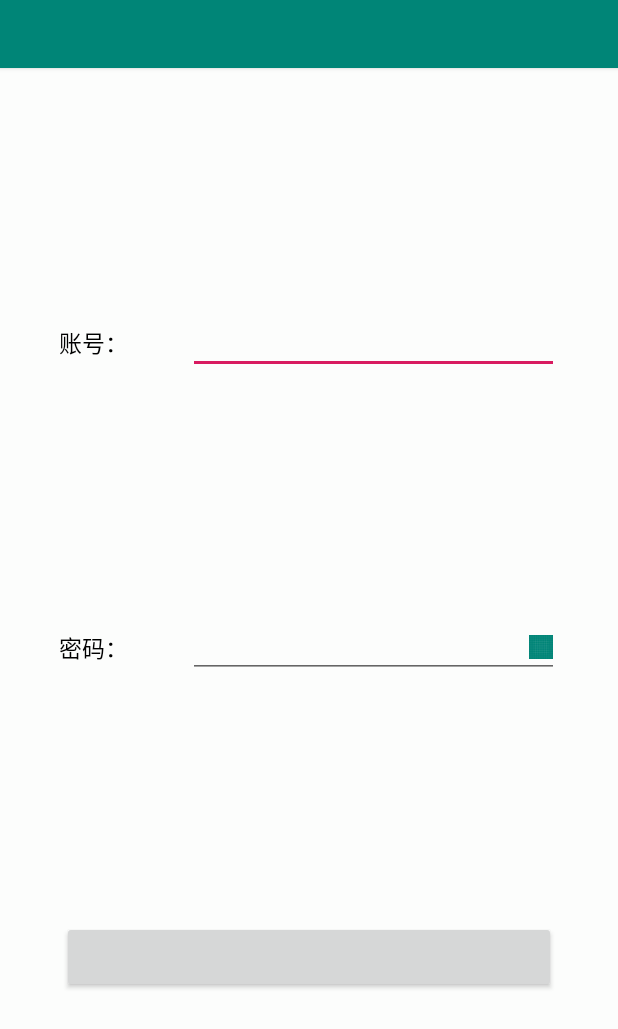
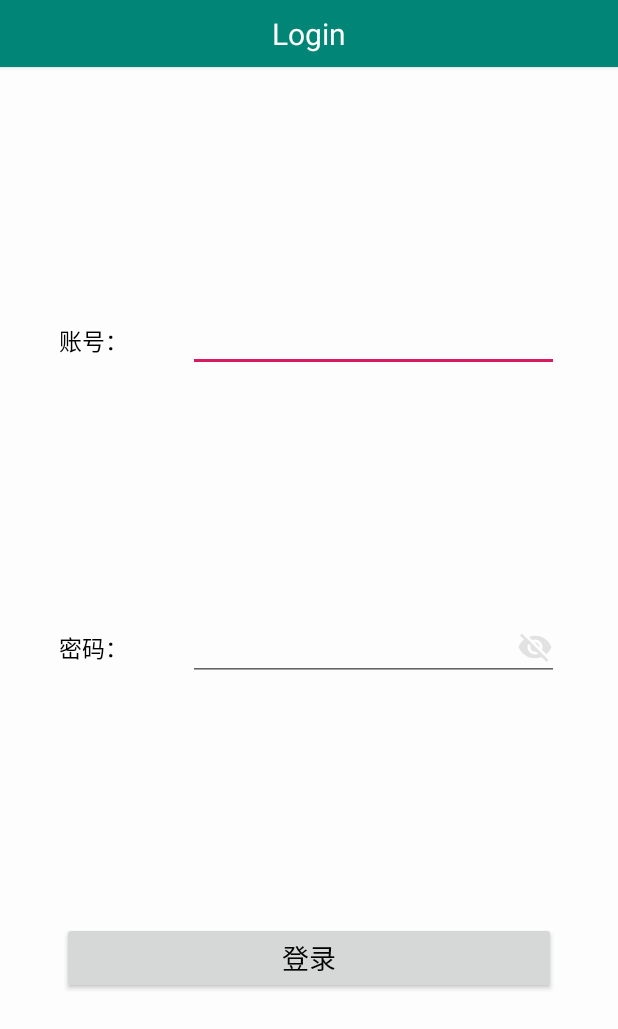
Before and after one commit to DongFangWei/ZwLibs, an Android app: the screen it shows after launch (LoginActivity), on a phone screen of 412 x 824 dp. Shown: the top 1029 px of the screen. Run offline under Robolectric (Android 15) with nearby library versions, the phone set to English and light mode, and no system bars.

Commit message:
优化HeaderView

```diff
--- a/app/src/main/AndroidManifest.xml
+++ b/app/src/main/AndroidManifest.xml
@@ -16,6 +16,7 @@
                 <category android:name="android.intent.category.LAUNCHER" />
             </intent-filter>
         </activity>
+        <activity android:name=".view.MainActivity" />
     </application>
 
 </manifest>
--- a/app/src/main/java/com/zhangwei/zwlibs/demo/view/LoginActivity.java
+++ b/app/src/main/java/com/zhangwei/zwlibs/demo/view/LoginActivity.java
@@ -12,5 +12,6 @@ public class LoginActivity extends AppCompatActivity {
     protected void onCreate(@Nullable Bundle savedInstanceState) {
         super.onCreate(savedInstanceState);
         setContentView(R.layout.activity_login);
+        findViewById(R.id.login_btn).setOnClickListener(v -> MainActivity.start(LoginActivity.this));
     }
 }
--- a/app/src/main/res/layout/activity_login.xml
+++ b/app/src/main/res/layout/activity_login.xml
@@ -4,13 +4,14 @@
     android:layout_width="match_parent"
     android:layout_height="match_parent">
 
-    <androidx.appcompat.widget.Toolbar
+    <com.zhangwei.zwlibs.baselib.navigation.HeaderView
         android:id="@+id/login_header_tb"
         style="@style/ViewStyle.Shadow.Toolbar"
         android:layout_width="match_parent"
-        android:layout_height="?attr/actionBarSize"
-        android:theme="@style/AppTheme.AppBarOverlay"
-        app:layout_constraintTop_toTopOf="parent" />
+        android:layout_height="wrap_content"
+        app:layout_constraintStart_toStartOf="parent"
+        app:layout_constraintTop_toTopOf="parent"
+        app:title="Login" />
 
     <TextView
         android:id="@+id/login_username_tv"
@@ -50,18 +51,18 @@
         android:layout_width="0dp"
         android:layout_height="wrap_content"
         android:textAppearance="@style/TextAppearance.Normal.Black"
-        app:hideDrawable="@drawable/ic_launcher_background"
         app:layout_constraintBottom_toTopOf="@+id/login_btn"
         app:layout_constraintEnd_toEndOf="parent"
         app:layout_constraintStart_toEndOf="@+id/login_password_tv"
         app:layout_constraintTop_toBottomOf="@+id/login_username_et"
-        app:layout_constraintWidth_percent="0.6"
-        app:drawableSize="16dp"/>
+        app:layout_constraintWidth_percent="0.6" />
 
     <Button
         android:id="@+id/login_btn"
         android:layout_width="0dp"
         android:layout_height="wrap_content"
+        android:text="登录"
+        android:textAppearance="@style/TextAppearance.Larger.Black"
         app:layout_constraintBottom_toBottomOf="parent"
         app:layout_constraintEnd_toEndOf="parent"
         app:layout_constraintStart_toStartOf="parent"
--- a/app/src/main/res/layout/activity_main.xml
+++ b/app/src/main/res/layout/activity_main.xml
@@ -11,7 +11,8 @@
         style="@style/ViewStyle.Shadow.Toolbar"
         android:layout_width="match_parent"
         android:layout_height="?attr/actionBarSize"
-        android:theme="@style/AppTheme.AppBarOverlay" />
+        android:theme="@style/AppTheme.AppBarOverlay"
+        app:title="@string/app_name" />
 
     <com.zhangwei.zwlibs.baselib.recycler.AutoRecyclerView
         android:id="@+id/main_list_arv"
--- a/baselib/src/main/java/com/zhangwei/zwlibs/baselib/navigation/HeaderView.java
+++ b/baselib/src/main/java/com/zhangwei/zwlibs/baselib/navigation/HeaderView.java
@@ -3,14 +3,18 @@ package com.zhangwei.zwlibs.baselib.navigation;
 import android.content.Context;
 import android.content.res.ColorStateList;
 import android.content.res.TypedArray;
+import android.graphics.Color;
 import android.graphics.drawable.Drawable;
 import android.os.Build;
 import android.util.AttributeSet;
+import android.view.Gravity;
+import android.view.View;
 import android.view.ViewGroup;
 import android.widget.ImageView;
 import android.widget.TextView;
 
 import androidx.annotation.DrawableRes;
+import androidx.core.content.ContextCompat;
 
 import com.zhangwei.zwlibs.baselib.R;
 
@@ -22,7 +26,7 @@ public class HeaderView extends ViewGroup {
     private ImageView mBackView;
     private TextView mTitleView;
     private ImageView mMenuView;
-    private float mDefaultSize;
+    private int mDefaultSize;
 
     public HeaderView(Context context) {
         this(context, null);
@@ -34,14 +38,14 @@ public class HeaderView extends ViewGroup {
 
     public HeaderView(Context context, AttributeSet attrs, int defStyleAttr) {
         super(context, attrs, defStyleAttr);
-        mDefaultSize = context.getResources().getDimension(R.dimen.actionBarSize);
+        mDefaultSize = context.getResources().getDimensionPixelOffset(R.dimen.actionBarSize);
         TypedArray a = context.obtainStyledAttributes(attrs, R.styleable.HeaderView, defStyleAttr, 0);
         boolean backShow = a.getBoolean(R.styleable.HeaderView_backShow, false);
-        int backPadding = a.getDimensionPixelOffset(R.styleable.HeaderView_backPadding, 0);
+        int backPadding = a.getDimensionPixelOffset(R.styleable.HeaderView_backPadding, -1);
         Drawable backIcon = a.getDrawable(R.styleable.HeaderView_backIcon);
 
         boolean menuShow = a.getBoolean(R.styleable.HeaderView_menuShow, false);
-        int menuPadding = a.getDimensionPixelOffset(R.styleable.HeaderView_menuPadding, 0);
+        int menuPadding = a.getDimensionPixelOffset(R.styleable.HeaderView_menuPadding, -1);
         Drawable menuIcon = a.getDrawable(R.styleable.HeaderView_menuIcon);
 
         CharSequence title = a.getText(R.styleable.HeaderView_title);
@@ -51,21 +55,34 @@ public class HeaderView extends ViewGroup {
         initTitle(context, title, textColor, textAppearanceRes);
 
         if (backShow) {
+            if (backIcon == null) {
+                backIcon = ContextCompat.getDrawable(context, R.drawable.selector_btn_back);
+            }
             initBackView();
             setBackIcon(backIcon);
-            setBackPadding(backPadding);
+            if (backPadding != -1) {
+                setBackPadding(backPadding);
+            }
         }
 
         if (menuShow) {
+            if (menuIcon == null) {
+                menuIcon = ContextCompat.getDrawable(context, R.drawable.selector_btn_more_vert);
+                if (menuPadding == -1)
+                    menuPadding = context.getResources().getDimensionPixelOffset(R.dimen.spacing_least);
+            }
             initMenuView();
             setMenuIcon(menuIcon);
-            setMenuPadding(menuPadding);
+            if (menuPadding != -1) {
+                setMenuPadding(menuPadding);
+            }
         }
     }
 
     private void initTitle(Context context, CharSequence text, ColorStateList textColor, int textAppearanceRes) {
         mTitleView = new TextView(context);
         mTitleView.setId(R.id.headerTitle);
+        mTitleView.setGravity(Gravity.CENTER);
         if (textAppearanceRes != -1) {
             if (Build.VERSION.SDK_INT > Build.VERSION_CODES.M) {
                 mTitleView.setTextAppearance(textAppearanceRes);
@@ -76,11 +93,15 @@ public class HeaderView extends ViewGroup {
 
         if (textColor != null) {
             mTitleView.setTextColor(textColor);
+        } else {
+            mTitleView.setTextColor(Color.WHITE);
         }
+        mTitleView.setTextSize(20);
 
         if (text != null) {
             mTitleView.setText(text);
         }
+        addView(mTitleView);
     }
 
 
@@ -88,6 +109,7 @@ public class HeaderView extends ViewGroup {
         if (mBackView == null) {
             mBackView = new ImageView(getContext());
             mBackView.setId(R.id.headerBack);
+            addView(mBackView);
         }
     }
 
@@ -124,6 +146,7 @@ public class HeaderView extends ViewGroup {
         if (mMenuView == null) {
             mMenuView = new ImageView(getContext());
             mMenuView.setId(R.id.headerMenu);
+            addView(mMenuView);
         }
     }
 
@@ -163,25 +186,34 @@ public class HeaderView extends ViewGroup {
         final int widthSize = MeasureSpec.getSize(widthMeasureSpec);
         final int heightSize = MeasureSpec.getSize(heightMeasureSpec);
 
-        int sizeMeasureSpec;
-        int size;
-        int titleWidthMeasureSpec;
-        int width;
-        int height;
+        int size, titleWidth;
+
         if (heightMode == MeasureSpec.EXACTLY) {
-            height = heightSize;
-            size = height - getPaddingTop() - getPaddingBottom();
-            sizeMeasureSpec = MeasureSpec.makeMeasureSpec(size, MeasureSpec.EXACTLY);
+            size = Math.min(heightSize - getPaddingTop() - getPaddingBottom(), mDefaultSize);
         } else {
-            size = (int) mDefaultSize;
-            height = size + getPaddingTop() + getPaddingBottom();
-            sizeMeasureSpec = MeasureSpec.makeMeasureSpec(size, MeasureSpec.EXACTLY);
+            size = mDefaultSize;
+            heightMeasureSpec = MeasureSpec.makeMeasureSpec(size + getPaddingTop() + getPaddingBottom(), MeasureSpec.EXACTLY);
         }
-        if (widthMode == MeasureSpec.EXACTLY || widthMode == MeasureSpec.AT_MOST) {
-            width = widthSize;
-            titleWidthMeasureSpec = MeasureSpec.makeMeasureSpec(width - getPaddingLeft() - getPaddingRight() - size - size, MeasureSpec.AT_MOST);
+
+        int sizeMeasureSpec = MeasureSpec.makeMeasureSpec(size, MeasureSpec.EXACTLY);
+        if (widthMode == MeasureSpec.EXACTLY) {
+            titleWidth = widthSize - getPaddingLeft() - getPaddingRight();
+            if (mBackView != null || mMenuView != null) {
+                titleWidth -= size << 1;
+            }
+            int titleWidthMeasureSpec = MeasureSpec.makeMeasureSpec(titleWidth, MeasureSpec.EXACTLY);
+            mTitleView.measure(titleWidthMeasureSpec, sizeMeasureSpec);
         } else {
-
+            measureChild(mTitleView, widthMeasureSpec, heightMeasureSpec);
+            titleWidth = mTitleView.getMeasuredWidth();
+            int width = titleWidth + getPaddingLeft() + getPaddingRight();
+            if (mBackView != null) {
+                width += size;
+            }
+            if (mMenuView != null) {
+                width += size;
+            }
+            widthMeasureSpec = MeasureSpec.makeMeasureSpec(width, MeasureSpec.EXACTLY);
         }
 
         if (mBackView != null) {
@@ -190,10 +222,29 @@ public class HeaderView extends ViewGroup {
         if (mMenuView != null) {
             mMenuView.measure(sizeMeasureSpec, sizeMeasureSpec);
         }
+        super.onMeasure(widthMeasureSpec, heightMeasureSpec);
     }
 
     @Override
     protected void onLayout(boolean changed, int l, int t, int r, int b) {
-
+        int height = b - t - getPaddingTop() - getPaddingBottom();
+        int left = getPaddingLeft();
+        int top;
+        int padding = getPaddingTop();
+        if (mBackView != null) {
+            top = ((height - mBackView.getMeasuredHeight()) >> 1) + padding;
+            mBackView.layout(left, top, left = left + mBackView.getMeasuredWidth(),
+                    top + mBackView.getMeasuredHeight());
+        } else if (mMenuView != null) {
+            left = left + mTitleView.getMeasuredHeight();
+        }
+        top = ((height - mTitleView.getMeasuredHeight()) >> 1) + padding;
+        mTitleView.layout(left, top, left = left + mTitleView.getMeasuredWidth(),
+                top + mTitleView.getMeasuredHeight());
+        if (mMenuView != null) {
+            top = ((height - mMenuView.getMeasuredHeight()) >> 1) + padding;
+            mMenuView.layout(left, top, left + mMenuView.getMeasuredWidth(),
+                    top + mMenuView.getMeasuredHeight());
+        }
     }
 }
--- /dev/null
+++ b/baselib/src/main/res/drawable/ic_back.xml
@@ -0,0 +1,9 @@
+<vector xmlns:android="http://schemas.android.com/apk/res/android"
+        android:width="24dp"
+        android:height="24dp"
+        android:viewportWidth="24.0"
+        android:viewportHeight="24.0">
+    <path
+        android:fillColor="#FFFFFFFF"
+        android:pathData="M15.41,7.41L14,6l-6,6 6,6 1.41,-1.41L10.83,12z"/>
+</vector>
--- /dev/null
+++ b/baselib/src/main/res/drawable/ic_back_p.xml
@@ -0,0 +1,9 @@
+<vector xmlns:android="http://schemas.android.com/apk/res/android"
+        android:width="24dp"
+        android:height="24dp"
+        android:viewportWidth="24.0"
+        android:viewportHeight="24.0">
+    <path
+        android:fillColor="#FFF1F1F1"
+        android:pathData="M15.41,7.41L14,6l-6,6 6,6 1.41,-1.41L10.83,12z"/>
+</vector>
--- /dev/null
+++ b/baselib/src/main/res/drawable/ic_more_vert.xml
@@ -0,0 +1,9 @@
+<vector xmlns:android="http://schemas.android.com/apk/res/android"
+        android:width="24dp"
+        android:height="24dp"
+        android:viewportWidth="24.0"
+        android:viewportHeight="24.0">
+    <path
+        android:fillColor="#FFFFFFFF"
+        android:pathData="M12,8c1.1,0 2,-0.9 2,-2s-0.9,-2 -2,-2 -2,0.9 -2,2 0.9,2 2,2zM12,10c-1.1,0 -2,0.9 -2,2s0.9,2 2,2 2,-0.9 2,-2 -0.9,-2 -2,-2zM12,16c-1.1,0 -2,0.9 -2,2s0.9,2 2,2 2,-0.9 2,-2 -0.9,-2 -2,-2z"/>
+</vector>
--- /dev/null
+++ b/baselib/src/main/res/drawable/ic_more_vert_p.xml
@@ -0,0 +1,9 @@
+<vector xmlns:android="http://schemas.android.com/apk/res/android"
+        android:width="24dp"
+        android:height="24dp"
+        android:viewportWidth="24.0"
+        android:viewportHeight="24.0">
+    <path
+        android:fillColor="#FFF1F1F1"
+        android:pathData="M12,8c1.1,0 2,-0.9 2,-2s-0.9,-2 -2,-2 -2,0.9 -2,2 0.9,2 2,2zM12,10c-1.1,0 -2,0.9 -2,2s0.9,2 2,2 2,-0.9 2,-2 -0.9,-2 -2,-2zM12,16c-1.1,0 -2,0.9 -2,2s0.9,2 2,2 2,-0.9 2,-2 -0.9,-2 -2,-2z"/>
+</vector>
--- /dev/null
+++ b/baselib/src/main/res/drawable/selector_btn_back.xml
@@ -0,0 +1,5 @@
+<?xml version="1.0" encoding="utf-8"?>
+<selector xmlns:android="http://schemas.android.com/apk/res/android">
+    <item android:drawable="@drawable/ic_back" android:state_pressed="false" />
+    <item android:drawable="@drawable/ic_back_p" android:state_pressed="true" />
+</selector>
--- /dev/null
+++ b/baselib/src/main/res/drawable/selector_btn_more_vert.xml
@@ -0,0 +1,5 @@
+<?xml version="1.0" encoding="utf-8"?>
+<selector xmlns:android="http://schemas.android.com/apk/res/android">
+    <item android:drawable="@drawable/ic_more_vert" android:state_pressed="false" />
+    <item android:drawable="@drawable/ic_more_vert_p" android:state_pressed="true" />
+</selector>
```
Also changed, not shown: app/src/main/java/com/zhangwei/zwlibs/demo/view/MainActivity.java (+8 -0 lines).
